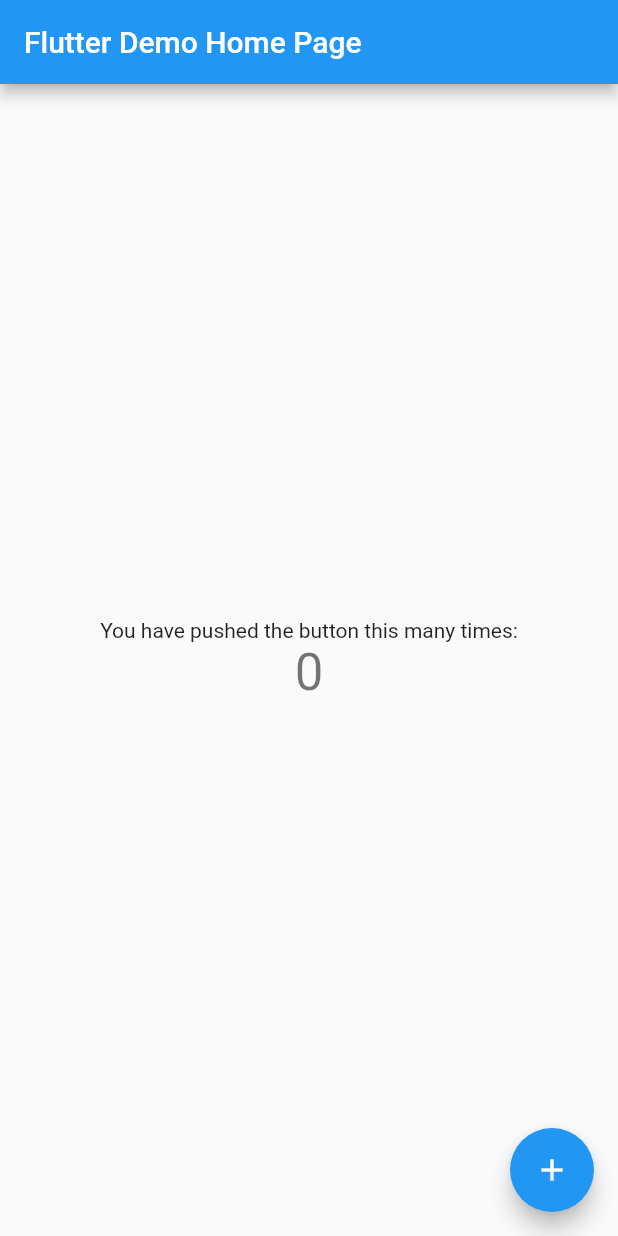
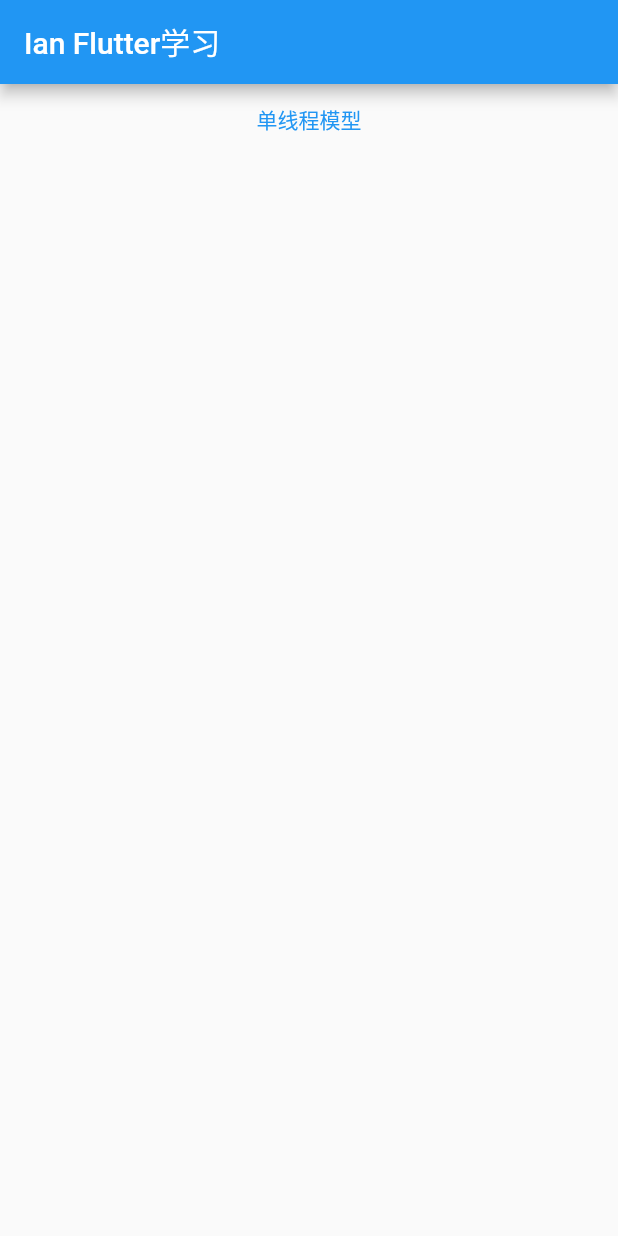
Before and after one commit to lujianzhi/FlutterSummary, a Flutter app: the screen it shows after launch, on a phone screen of 412 x 824 dp. Run offline on Flutter 3.47's test engine with Material 2 defaults, Android fonts, the light colour scheme and no system bars.

Commit message:
单线程模型

```diff
--- /dev/null
+++ b/lib/home/home.dart
@@ -0,0 +1,58 @@
+import 'package:flutter/material.dart';
+import 'package:flutter_summary/home/home_item_data.dart';
+
+import '../future/future_test_page.dart';
+
+class Home extends StatelessWidget {
+  const Home({super.key});
+
+  @override
+  Widget build(BuildContext context) {
+    return MaterialApp(
+      theme: ThemeData(
+        primarySwatch: Colors.blue,
+      ),
+      routes: {
+        "future_test": (context) => FutureTestPage(),
+      },
+      home: const HomeStates(),
+    );
+  }
+}
+
+class HomeStates extends StatefulWidget {
+  const HomeStates({super.key});
+
+  @override
+  State<HomeStates> createState() {
+    return _HomeStates();
+  }
+}
+
+class _HomeStates extends State<HomeStates> {
+  final listData = <HomeItemData>[
+    HomeItemData("单线程模型", "future_test"),
+  ];
+
+  void _itemOnPressed(BuildContext context, HomeItemData data) {
+    debugPrint("route:${data.route}");
+    Navigator.pushNamed(context, data.route, arguments: data.title);
+  }
+
+  @override
+  Widget build(BuildContext context) {
+    return Scaffold(
+      appBar: AppBar(title: const Text("Ian Flutter学习")),
+      body: ListView(
+        children: listData
+            .map(
+              (data) => TextButton(
+                onPressed: () => _itemOnPressed(context, data),
+                child: Text(data.title),
+              ),
+            )
+            .toList(),
+      ),
+    );
+  }
+}
--- /dev/null
+++ b/lib/home/home_item_data.dart
@@ -0,0 +1,6 @@
+class HomeItemData {
+  String title;
+  String route;
+
+  HomeItemData(this.title, this.route);
+}
--- a/lib/main.dart
+++ b/lib/main.dart
@@ -1,115 +1,7 @@
 import 'package:flutter/material.dart';
 
+import 'home/home.dart';
+
 void main() {
-  runApp(const MyApp());
+  runApp(const Home());
 }
-
-class MyApp extends StatelessWidget {
-  const MyApp({super.key});
-
-  // This widget is the root of your application.
-  @override
-  Widget build(BuildContext context) {
-    return MaterialApp(
-      title: 'Flutter Demo',
-      theme: ThemeData(
-        // This is the theme of your application.
-        //
-        // Try running your application with "flutter run". You'll see the
-        // application has a blue toolbar. Then, without quitting the app, try
-        // changing the primarySwatch below to Colors.green and then invoke
-        // "hot reload" (press "r" in the console where you ran "flutter run",
-        // or simply save your changes to "hot reload" in a Flutter IDE).
-        // Notice that the counter didn't reset back to zero; the application
-        // is not restarted.
-        primarySwatch: Colors.blue,
-      ),
-      home: const MyHomePage(title: 'Flutter Demo Home Page'),
-    );
-  }
-}
-
-class MyHomePage extends StatefulWidget {
-  const MyHomePage({super.key, required this.title});
-
-  // This widget is the home page of your application. It is stateful, meaning
-  // that it has a State object (defined below) that contains fields that affect
-  // how it looks.
-
-  // This class is the configuration for the state. It holds the values (in this
-  // case the title) provided by the parent (in this case the App widget) and
-  // used by the build method of the State. Fields in a Widget subclass are
-  // always marked "final".
-
-  final String title;
-
-  @override
-  State<MyHomePage> createState() => _MyHomePageState();
-}
-
-class _MyHomePageState extends State<MyHomePage> {
-  int _counter = 0;
-
-  void _incrementCounter() {
-    setState(() {
-      // This call to setState tells the Flutter framework that something has
-      // changed in this State, which causes it to rerun the build method below
-      // so that the display can reflect the updated values. If we changed
-      // _counter without calling setState(), then the build method would not be
-      // called again, and so nothing would appear to happen.
-      _counter++;
-    });
-  }
-
-  @override
-  Widget build(BuildContext context) {
-    // This method is rerun every time setState is called, for instance as done
-    // by the _incrementCounter method above.
-    //
-    // The Flutter framework has been optimized to make rerunning build methods
-    // fast, so that you can just rebuild anything that needs updating rather
-    // than having to individually change instances of widgets.
-    return Scaffold(
-      appBar: AppBar(
-        // Here we take the value from the MyHomePage object that was created by
-        // the App.build method, and use it to set our appbar title.
-        title: Text(widget.title),
-      ),
-      body: Center(
-        // Center is a layout widget. It takes a single child and positions it
-        // in the middle of the parent.
-        child: Column(
-          // Column is also a layout widget. It takes a list of children and
-          // arranges them vertically. By default, it sizes itself to fit its
-          // children horizontally, and tries to be as tall as its parent.
-          //
-          // Invoke "debug painting" (press "p" in the console, choose the
-          // "Toggle Debug Paint" action from the Flutter Inspector in Android
-          // Studio, or the "Toggle Debug Paint" command in Visual Studio Code)
-          // to see the wireframe for each widget.
-          //
-          // Column has various properties to control how it sizes itself and
-          // how it positions its children. Here we use mainAxisAlignment to
-          // center the children vertically; the main axis here is the vertical
-          // axis because Columns are vertical (the cross axis would be
-          // horizontal).
-          mainAxisAlignment: MainAxisAlignment.center,
-          children: <Widget>[
-            const Text(
-              'You have pushed the button this many times:',
-            ),
-            Text(
-              '$_counter',
-              style: Theme.of(context).textTheme.headline4,
-            ),
-          ],
-        ),
-      ),
-      floatingActionButton: FloatingActionButton(
-        onPressed: _incrementCounter,
-        tooltip: 'Increment',
-        child: const Icon(Icons.add),
-      ), // This trailing comma makes auto-formatting nicer for build methods.
-    );
-  }
-}
--- a/pubspec.yaml
+++ b/pubspec.yaml
@@ -89,3 +89,6 @@
   #
   # For details regarding fonts from package dependencies,
   # see https://flutter.dev/custom-fonts/#from-packages
+
+  assets:
+    - assets/img/
```
Also changed, not shown: lib/future/future_test_page.dart (added, +151 -0 lines), assets/img/big_test.gif (added), assets/img/event_loop.webp (added), 1 other file.
